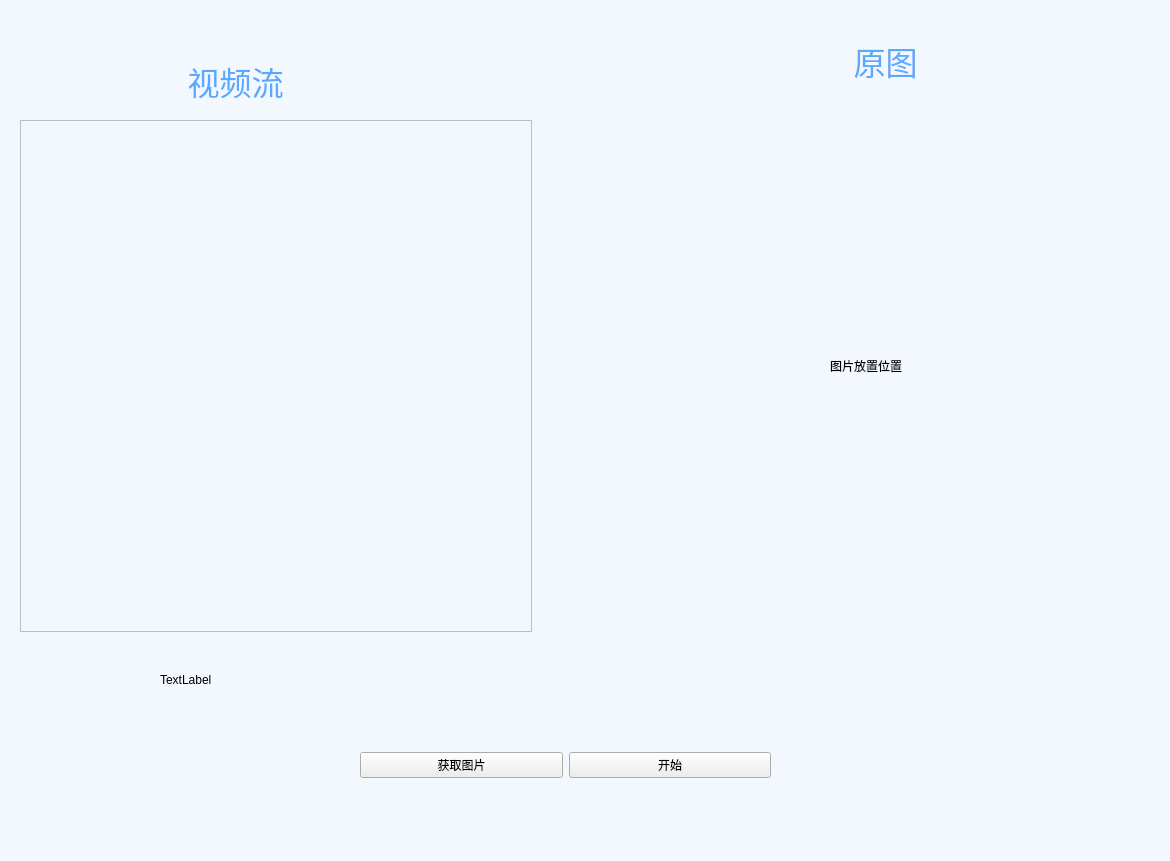
First picture: the form in UI/ui_py/ui/send.ui, repository ZYboshi/srtp_GUI, before the edit.
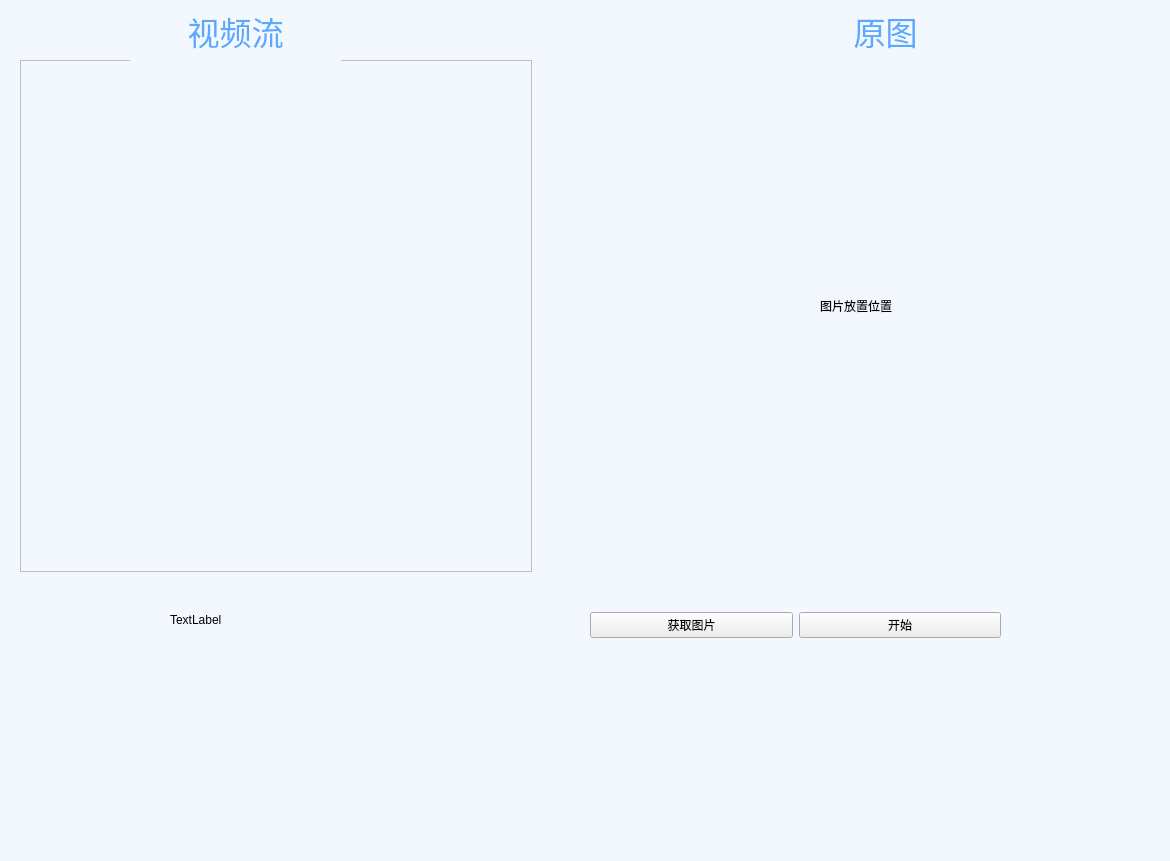
Second picture: the form after the edit.

Patch:
```diff
--- a/UI/ui_py/ui/send.ui
+++ b/UI/ui_py/ui/send.ui
@@ -19,8 +19,8 @@
   <widget class="QLabel" name="label11">
    <property name="geometry">
     <rect>
-     <x>610</x>
-     <y>110</y>
+     <x>600</x>
+     <y>50</y>
      <width>512</width>
      <height>512</height>
     </rect>
@@ -35,8 +35,8 @@
   <widget class="QWidget" name="layoutWidget">
    <property name="geometry">
     <rect>
-     <x>360</x>
-     <y>730</y>
+     <x>590</x>
+     <y>590</y>
      <width>411</width>
      <height>71</height>
     </rect>
@@ -68,7 +68,7 @@
    <property name="geometry">
     <rect>
      <x>780</x>
-     <y>30</y>
+     <y>0</y>
      <width>211</width>
      <height>61</height>
     </rect>
@@ -95,8 +95,8 @@
   <widget class="QLabel" name="label">
    <property name="geometry">
     <rect>
-     <x>160</x>
-     <y>640</y>
+     <x>170</x>
+     <y>580</y>
      <width>80</width>
      <height>80</height>
     </rect>
@@ -109,7 +109,7 @@
    <property name="geometry">
     <rect>
      <x>20</x>
-     <y>120</y>
+     <y>60</y>
      <width>512</width>
      <height>512</height>
     </rect>
@@ -119,7 +119,7 @@
    <property name="geometry">
     <rect>
      <x>130</x>
-     <y>50</y>
+     <y>0</y>
      <width>211</width>
      <height>61</height>
     </rect>
```
